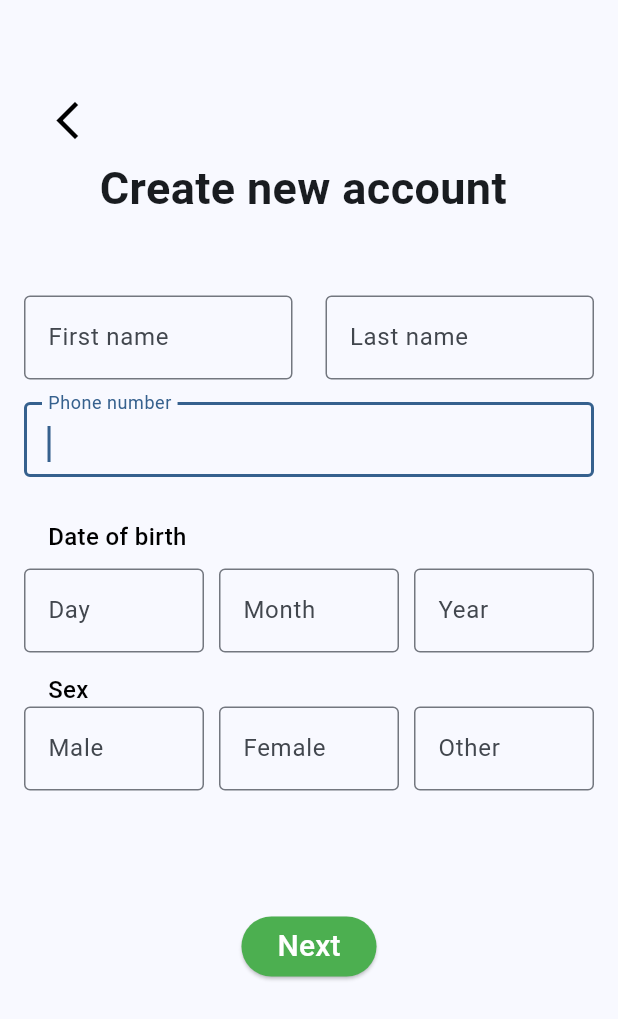
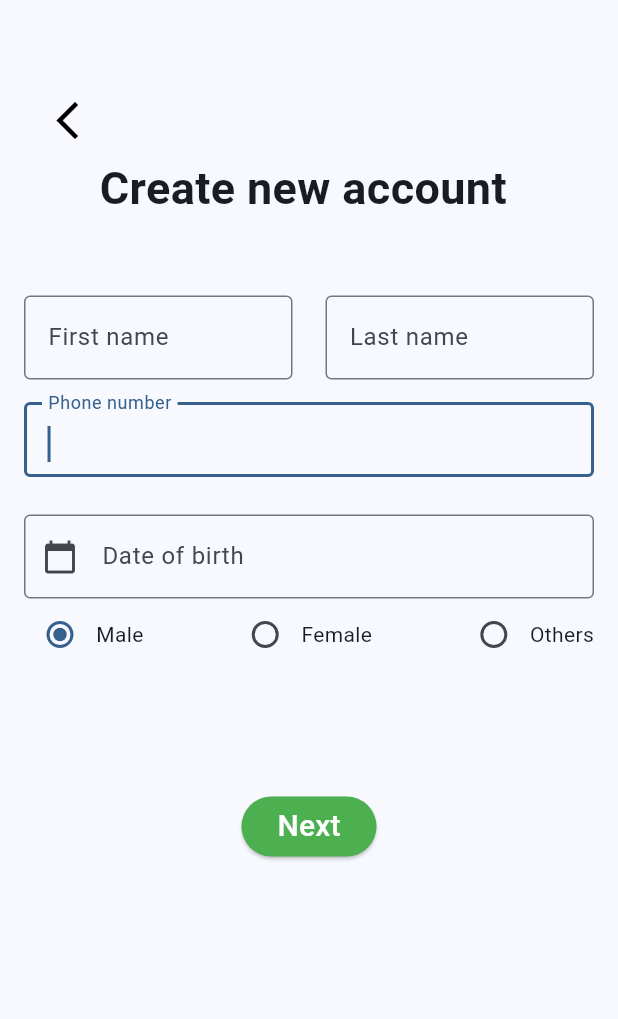
Before and after one commit to ngotruong764/chat_app_flutter, a Flutter app: the InforUser screen opened by its route, on a phone screen of 412 x 824 dp. Shown: the top 1019 px of the screen. Run offline on Flutter 3.47's test engine with Material 3 defaults, Android fonts, the light colour scheme and no system bars; our stand-ins replace dio, flutter_secure_storage, get; accounts and stored records are empty.

Commit message:
update login

```diff
--- a/lib/data/api/apis_base.dart
+++ b/lib/data/api/apis_base.dart
@@ -10,4 +10,5 @@ abstract class ApisBase{
   static const String registerAccount = '$baseURL/user-info/register';
   static const String login = '$baseURL/user-info/login';
   static const String confirmAccount = '$baseURL/user-info/confirm-account';
+  static const String updateUserInfo = '$baseURL/user-info/update-user';
 }
--- a/lib/model/user_info.dart
+++ b/lib/model/user_info.dart
@@ -1,7 +1,7 @@
 class UserInfo {
   int? id;
-  String email;
-  String password;
+  String? email;
+  String? password;
   String? verificationCode;
   DateTime? codeCreateAt;
   bool? isActive;
@@ -9,17 +9,18 @@ class UserInfo {
   String? lastname;
   String? username;
   String? phoneNumber;
-  bool? sex;
+  DateTime? dob;
+  String? sex;
   bool? status;
   String? profilePicture;
-  DateTime createAt;
+  DateTime? createAt;
   DateTime? updateAt;
   String? role;
 
   UserInfo(
       {this.id,
-      required this.email,
-      required this.password,
+      this.email,
+      this.password,
       this.verificationCode,
       this.codeCreateAt,
       this.isActive,
@@ -27,10 +28,11 @@ class UserInfo {
       this.lastname,
       this.username,
       this.phoneNumber,
+      this.dob,
       this.sex,
       this.status,
       this.profilePicture,
-      required this.createAt,
+      this.createAt,
       this.updateAt,
       this.role});
 
@@ -40,17 +42,21 @@ class UserInfo {
       email: json['email'],
       password: json['password'],
       verificationCode: json['verificationCode'],
-      codeCreateAt: json['codeCreateAt'] != null ? DateTime.parse(json["created_date"]) : null,
+      codeCreateAt: json['codeCreateAt'] != null
+          ? DateTime.parse(json["created_date"])
+          : null,
       isActive: json['isActive'],
       firstname: json['firstName'],
       lastname: json['lastName'],
       username: json['username'],
       phoneNumber: json['phoneNumber'],
+      dob: json['dob'] != null ? DateTime.parse(json["dob"]) : null,
       sex: json['sex'],
       status: json['status'],
       profilePicture: json['profilePicture'],
-      createAt: DateTime.parse(json['createdAt']) ,
-      updateAt: json['updateAt'] != null ? DateTime.parse(json['createdAt']) : null,
+      createAt: DateTime.parse(json['createdAt']),
+      updateAt:
+          json['updateAt'] != null ? DateTime.parse(json['createdAt']) : null,
       role: json['role'],
     );
   }
@@ -63,14 +69,15 @@ class UserInfo {
       'verificationCode': verificationCode,
       'codeCreateAt': codeCreateAt?.toIso8601String(),
       'isActive': isActive,
-      'firstname': firstname,
-      'lastname': lastname,
+      'firstName': firstname,
+      'lastName': lastname,
       'username': username,
       'phoneNumber': phoneNumber,
+      'dob': dob?.toIso8601String(),
       'sex': sex,
       'status': status,
       'profilePicture': profilePicture,
-      'createAt': createAt.toIso8601String(),
+      'createAt': createAt?.toIso8601String(),
       'updateAt': updateAt?.toIso8601String(),
       'role': role?.toString(),
     };
--- a/lib/modules/login/controller/login_controller.dart
+++ b/lib/modules/login/controller/login_controller.dart
@@ -5,10 +5,14 @@ import '../../../model/user_info.dart';
 
 class LoginController extends GetxController{
 
+  DateTime firstDate = DateTime(1900);
+  DateTime lastDate = DateTime.now();
+  //
+  List<String> gender = ['Male', 'Female', 'Others'];
 
   Future<UserInfo?>? registerUser(String username, String email, String password) async{
     UserInfo? userInfo = await ApisUserinfo.registerAccount(username: username, email: email, password: password);
-    return null;
+    return userInfo;
   }
 
   Future<UserInfo?>? login(String? username, String? email, String password) async{
@@ -22,4 +26,10 @@ class LoginController extends GetxController{
     return null;
   }
 
+  // Update user info
+  Future<UserInfo?>? updateUser(UserInfo user) async{
+    UserInfo? userInfo = await ApisUserinfo.updateUserInfo(userInfo: user);
+    return null;
+  }
+
 }
--- a/lib/modules/login/view/InforUser.dart
+++ b/lib/modules/login/view/InforUser.dart
@@ -1,7 +1,9 @@
+import 'package:chat_app_flutter/model/user_info.dart';
 import 'package:chat_app_flutter/modules/login/controller/login_controller.dart';
 import 'package:chat_app_flutter/routes/app_routes.dart';
 import 'package:flutter/material.dart';
 import 'package:get/get.dart';
+import 'package:intl/intl.dart';
 
 class InforUser extends StatefulWidget {
    const InforUser({super.key});
@@ -14,10 +16,22 @@ class InforUser extends StatefulWidget {
 class _InfoUserState extends State<InforUser>{
   // Login controller
   final LoginController loginController = LoginController();
+  // get user info from previous screen
+  UserInfo userInfo = Get.arguments ?? UserInfo();
   // Text editing controller
   final TextEditingController firstNameCtl = TextEditingController();
   final TextEditingController lastNameCtl = TextEditingController();
   final TextEditingController phoneNumberCtl = TextEditingController();
+  final TextEditingController dobCtl = TextEditingController();
+  //
+  late String _currentGender;
+  DateFormat formatter = DateFormat('dd/MM/yyyy');
+
+  @override
+  void initState() {
+    // init current gender
+    _currentGender = loginController.gender[0];
+  }
   //
   void getSignUp3() {
     Get.toNamed(AppRoutes.LOGIN3);
@@ -27,11 +41,63 @@ class _InfoUserState extends State<InforUser>{
     Get.toNamed(AppRoutes.CREATACCOUNT);
   }
 
+  // used to open dataPicker
+  Future<void> _openDatePicker() async{
+    DateTime? selectedDate = await showDatePicker(
+        context: context,
+        firstDate: loginController.firstDate,
+        lastDate: loginController.lastDate,
+    );
+    if(selectedDate != null){
+      String formatedDate = formatter.format(selectedDate);
+      dobCtl.text = formatedDate;
+    }
+  }
+
+  // create radio button
+  Widget addRadioButton(int index, String title) {
+    return Row(
+      mainAxisAlignment: MainAxisAlignment.start,
+      children: [
+        Radio(
+          // title: Text(loginController.gender[index]),
+          value: loginController.gender[index],
+          groupValue: _currentGender,
+          onChanged: (gender) {
+            setState(() {
+              _currentGender = gender!;
+            });
+          },
+        ),
+        Text(title),
+      ],
+    );
+  }
+
+  // send request to update user info
+  void updateUserRequest() async {
+    String firstName = firstNameCtl.text;
+    String lastName = lastNameCtl.text;
+    String phoneNumber = phoneNumberCtl.text;
+    DateTime dob = formatter.parse(dobCtl.text);
+    String gender = _currentGender.toUpperCase();
+    // update UserInfo
+    userInfo.firstname = firstName;
+    userInfo.lastname = lastName;
+    userInfo.phoneNumber = phoneNumber;
+    userInfo.dob = dob;
+    userInfo.sex = gender;
+    // send request
+    // loginController.updateUser(userInfo);
+  }
+
   @override
   void dispose() {
     super.dispose();
     firstNameCtl.dispose();
     lastNameCtl.dispose();
+    phoneNumberCtl.dispose();
+    dobCtl.dispose();
   }
 
   @override
@@ -113,95 +179,115 @@ class _InfoUserState extends State<InforUser>{
                   ),
                 ),
                 const SizedBox(height: 15,),
-                Container(
-                  alignment: Alignment.centerLeft,
-                  margin: EdgeInsets.fromLTRB(16, 13, 0, 0),
-                  child: const Text('Date of birth',
-                    style: TextStyle(
-                      color: Colors.black,
-                      fontWeight: FontWeight.w500,
-                      fontSize: 16,
-                    ),),
-                ),
+                // Container(
+                //   alignment: Alignment.centerLeft,
+                //   margin: EdgeInsets.fromLTRB(16, 13, 0, 0),
+                //   child: const Text('Date of birth',
+                //     style: TextStyle(
+                //       color: Colors.black,
+                //       fontWeight: FontWeight.w500,
+                //       fontSize: 16,
+                //     ),),
+                // ),
 
                 const SizedBox(height: 10,),
-                const Row(
+                // const Row(
+                //   children: [
+                //     Expanded(
+                //       child: TextField(
+                //         decoration: InputDecoration(
+                //           border: OutlineInputBorder(),
+                //           hintText: 'Day',
+                //         ),
+                //       ),
+                //     ),
+                //     SizedBox(width: 10,),
+                //     Expanded(
+                //       child: TextField(
+                //         decoration: InputDecoration(
+                //           border: OutlineInputBorder(),
+                //           hintText: 'Month',
+                //         ),
+                //       ),
+                //     ),
+                //     SizedBox(width: 10,),
+                //     Expanded(
+                //       child: TextField(
+                //         decoration: InputDecoration(
+                //           border: OutlineInputBorder(),
+                //           hintText: 'Year',
+                //         ),
+                //       ),
+                //     ),
+                //   ],
+                // ),
+                // DOB form: dd/MM/yyyy
+                TextFormField(
+                  controller: dobCtl,
+                  onTap: _openDatePicker,
+                  readOnly: true,
+                  decoration: const InputDecoration(
+                    prefixIcon: Icon(Icons.calendar_today),
+                    label: Text('Date of birth'),
+                    border: OutlineInputBorder(),
+                  ),
+                ),
+                // Choose gender
+                Row(
+                  // mainAxisSize: MainAxisSize.min,
+                  mainAxisAlignment: MainAxisAlignment.spaceBetween,
                   children: [
-                    Expanded(
-                      child: TextField(
-                        decoration: InputDecoration(
-                          border: OutlineInputBorder(),
-                          hintText: 'Day',
-                        ),
-                      ),
-                    ),
-                    SizedBox(width: 10,),
-                    Expanded(
-                      child: TextField(
-                        decoration: InputDecoration(
-                          border: OutlineInputBorder(),
-                          hintText: 'Month',
-                        ),
-                      ),
-                    ),
-                    SizedBox(width: 10,),
-                    Expanded(
-                      child: TextField(
-                        decoration: InputDecoration(
-                          border: OutlineInputBorder(),
-                          hintText: 'Year',
-                        ),
-                      ),
-                    ),
+                    addRadioButton(0, loginController.gender[0]),
+                    addRadioButton(1, loginController.gender[1]),
+                    addRadioButton(2, loginController.gender[2]),
                   ],
                 ),
-
-                Container(
-                  alignment: Alignment.centerLeft,
-                  margin: const EdgeInsets.fromLTRB(16, 13, 0, 0),
-                  child: const Text('Sex',
-                    style: TextStyle(
-                      color: Colors.black,
-                      fontWeight: FontWeight.w500,
-                      fontSize: 16,
-                    ),),
-                ),
-                const Row(
-                  children: [
-                    Expanded(
-                      child: TextField(
-                        decoration: InputDecoration(
-                          border: OutlineInputBorder(),
-                          hintText: 'Male',
-                        ),
-                      ),
-                    ),
-                    const SizedBox(width: 10,),
-                    Expanded(
-                      child: TextField(
-                        decoration: InputDecoration(
-                          border: OutlineInputBorder(),
-                          hintText: 'Female',
-                        ),
-                      ),
-                    ),
-                    SizedBox(width: 10,),
-                    Expanded(
-                      child: TextField(
-
-                        decoration: InputDecoration(
-                          border: OutlineInputBorder(),
-                          hintText: 'Other',
-                        ),
-                      ),
-                    ),
-                  ],
-                ),
+                // Container(
+                //   alignment: Alignment.centerLeft,
+                //   margin: const EdgeInsets.fromLTRB(16, 13, 0, 0),
+                //   child: const Text('Sex',
+                //     style: TextStyle(
+                //       color: Colors.black,
+                //       fontWeight: FontWeight.w500,
+                //       fontSize: 16,
+                //     ),),
+                // ),
+                // const Row(
+                //   children: [
+                //     Expanded(
+                //       child: TextField(
+                //         decoration: InputDecoration(
+                //           border: OutlineInputBorder(),
+                //           hintText: 'Male',
+                //         ),
+                //       ),
+                //     ),
+                //     const SizedBox(width: 10,),
+                //     Expanded(
+                //       child: TextField(
+                //         decoration: InputDecoration(
+                //           border: OutlineInputBorder(),
+                //           hintText: 'Female',
+                //         ),
+                //       ),
+                //     ),
+                //     SizedBox(width: 10,),
+                //     Expanded(
+                //       child: TextField(
+                //         decoration: InputDecoration(
+                //           border: OutlineInputBorder(),
+                //           hintText: 'Other',
+                //         ),
+                //       ),
+                //     ),
+                //   ],
+                // ),
 
                 const SizedBox(height: 80,),
 
                 ElevatedButton(
                   onPressed: () {
+                    updateUserRequest();
                     getSignUp3();
                   },
                   style: ElevatedButton.styleFrom(
@@ -213,7 +299,6 @@ class _InfoUserState extends State<InforUser>{
                     style: TextStyle(fontSize: 20),
                   ),
                 ),
-
               ],
             ),
           ),
--- a/lib/modules/login/view/Login.dart
+++ b/lib/modules/login/view/Login.dart
@@ -165,7 +165,7 @@ class _LoginState extends State<Login> {
                 child: ElevatedButton(
                   // onPressed: getConversation,
                   onPressed: () {
-                    login(accountNameCtl.text, passwordCtl.text);
+                    // login(accountNameCtl.text, passwordCtl.text);
                   },
                   child: const Text('Login'),
                 ),
--- a/lib/modules/login/view/SignupOTP.dart
+++ b/lib/modules/login/view/SignupOTP.dart
@@ -2,6 +2,8 @@ import 'package:chat_app_flutter/modules/login/controller/login_controller.dart'
 import 'package:chat_app_flutter/routes/app_routes.dart';
 import 'package:flutter/material.dart';
 import 'package:get/get.dart';
+
+import '../../../model/user_info.dart';
 
 class SignUpOTP extends StatefulWidget {
   SignUpOTP({super.key});
@@ -17,8 +19,10 @@ class _VerificationEmailState extends State<SignUpOTP>{
   // text controller
   final TextEditingController verificationCtl = TextEditingController();
 
+  UserInfo userInfo = Get.arguments ?? UserInfo();
+
   void getInforUser() {
-    Get.toNamed(AppRoutes.INFORUSER);
+    Get.toNamed(AppRoutes.INFORUSER, arguments: userInfo);
   }
 
   var code = 'OTP'.obs;
--- a/pubspec.yaml
+++ b/pubspec.yaml
@@ -40,6 +40,7 @@ dependencies:
   web_socket_channel: ^3.0.1
   flutter_secure_storage: ^9.2.2
   dropdown_button2: ^2.3.9
+  intl: ^0.19.0
 
 dev_dependencies:
   flutter_test:
```
Also changed, not shown: lib/data/api/apis_user_info.dart (+28 -2 lines), lib/modules/login/view/CreateAccount.dart (+7 -1 lines).
